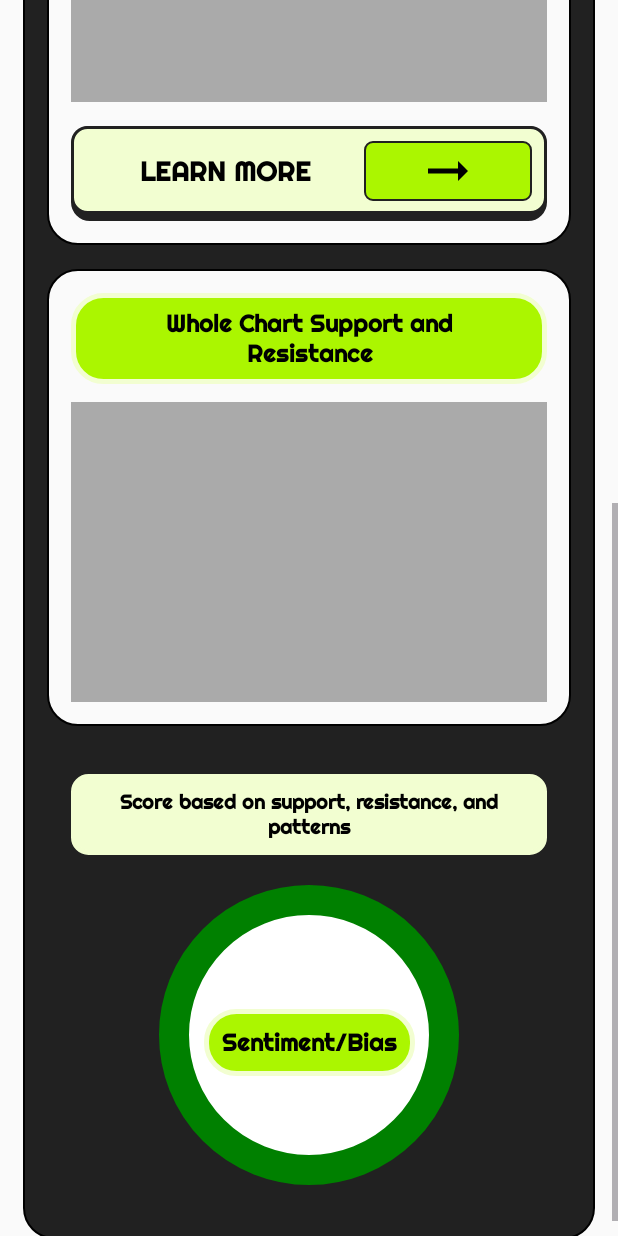
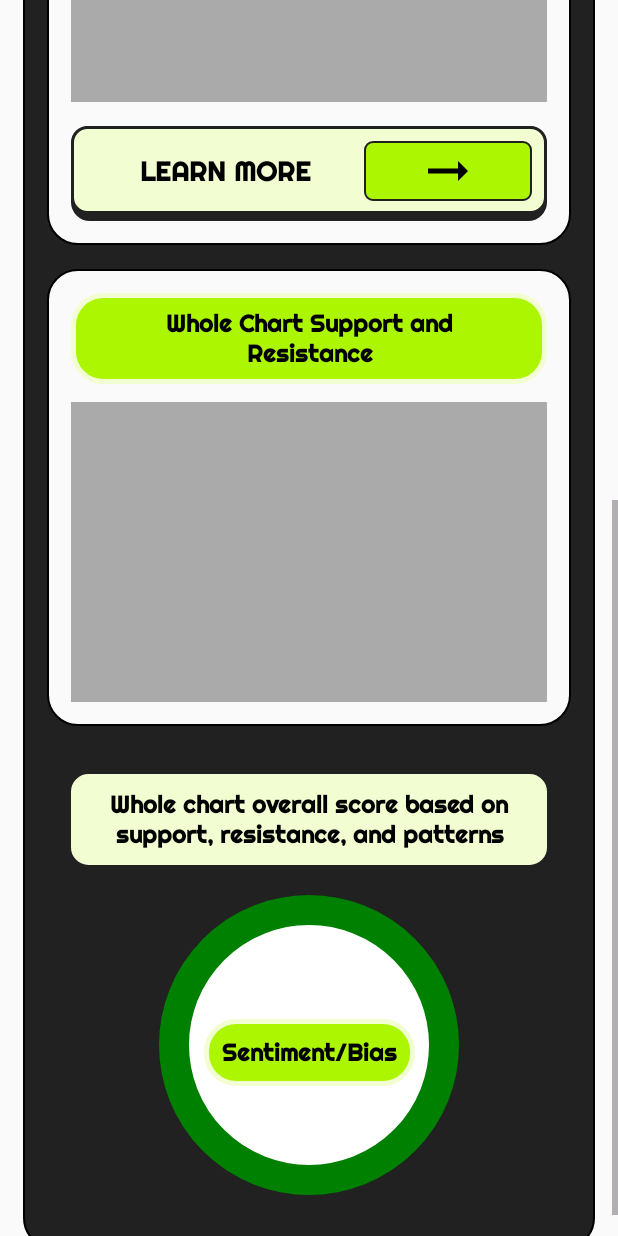
Before and after one commit to JSDevUno/CryptoLearnApp, an Android app: the VPRS_Result screen opened directly, with no data from a screen before it, scrolled down 576 dp, on a phone screen of 412 x 824 dp. Run offline under Robolectric (Android 15) with nearby library versions, the phone set to English and light mode, and no system bars; Roboto replaces fonts that are not available here.

Commit message:
tangine mo

```diff
--- a/app/src/main/res/layout/activity_vprs_result.xml
+++ b/app/src/main/res/layout/activity_vprs_result.xml
@@ -216,9 +216,9 @@
                         android:fontFamily="@font/righteous"
                         android:gravity="center"
                         android:padding="10dp"
-                        android:text="Score based on support, resistance, and patterns"
+                        android:text="Whole chart overall score based on support, resistance, and patterns"
                         android:textColor="@android:color/black"
-                        android:textSize="13sp" />
+                        android:textSize="16sp" />
 
                     <androidx.constraintlayout.widget.ConstraintLayout
                         android:layout_width="match_parent"
```
